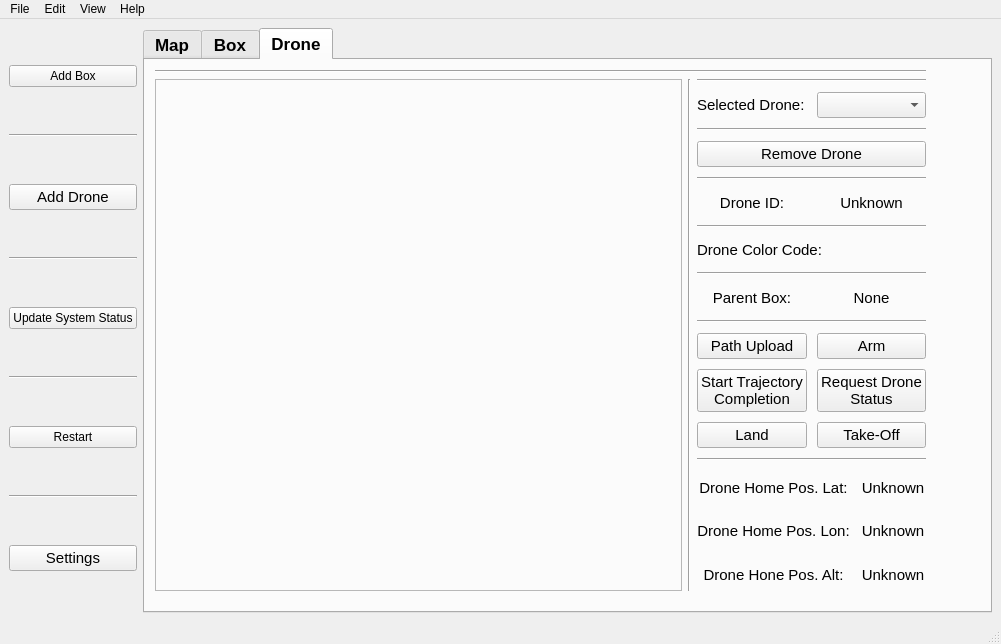
Old version of the form ros2_ws/src/hmi/ui/mainwindow.ui in the repository Samwise101/EiRT-AscenD-Robotics.
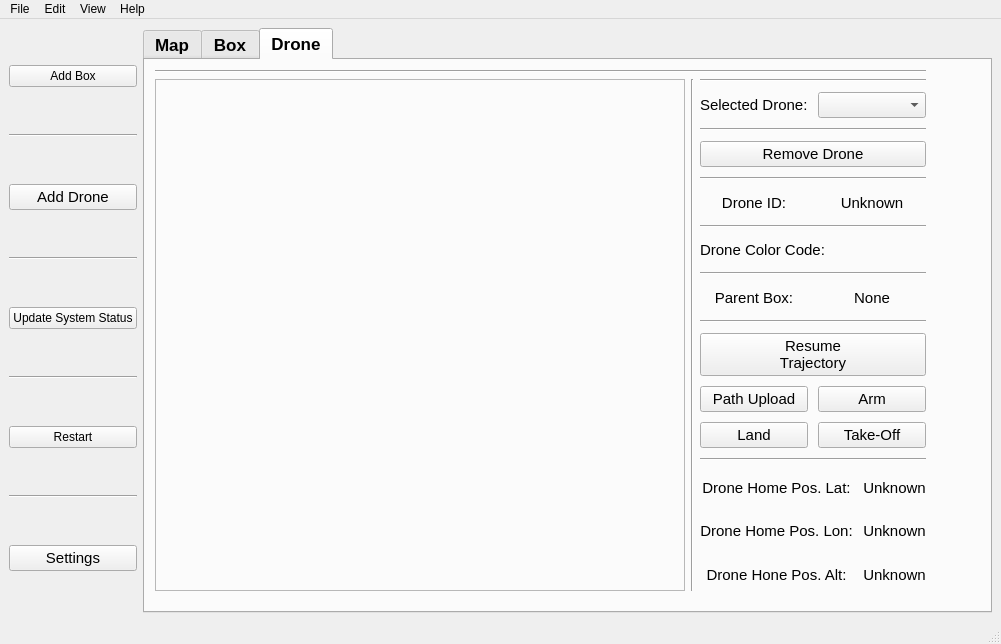
New version of the form. Icons and pictures are not drawn.

Commit message: Added a pop up for adding a drone to an empty box

The edit to the form file:
```diff
--- a/ros2_ws/src/hmi/ui/mainwindow.ui
+++ b/ros2_ws/src/hmi/ui/mainwindow.ui
@@ -917,7 +917,7 @@
                 </widget>
                </item>
                <item>
-                <layout class="QVBoxLayout" name="verticalLayout_5" stretch="0,0,0,0,0,0,0,0,0,0">
+                <layout class="QVBoxLayout" name="verticalLayout_5" stretch="0,0,0,0,0,0,0,0,0,0,0">
                  <property name="spacing">
                   <number>10</number>
                  </property>
@@ -1128,27 +1128,28 @@
                    </property>
                   </widget>
                  </item>
+                 <item>
+                  <widget class="QPushButton" name="resumeTrajectoryButton">
+                   <property name="font">
+                    <font>
+                     <pointsize>11</pointsize>
+                     <weight>50</weight>
+                     <bold>false</bold>
+                    </font>
+                   </property>
+                   <property name="text">
+                    <string>Resume
+Trajectory</string>
+                   </property>
+                   <property name="icon">
+                    <iconset resource="../resources/resources.qrc">
+                     <normaloff>:/resources/icons/resume.png</normaloff>:/resources/icons/resume.png</iconset>
+                   </property>
+                  </widget>
+                 </item>
                  <item>
                   <layout class="QGridLayout" name="gridLayout_3">
-                   <item row="3" column="1">
-                    <widget class="QPushButton" name="pushButton_3">
-                     <property name="font">
-                      <font>
-                       <pointsize>11</pointsize>
-                       <weight>50</weight>
-                       <bold>false</bold>
-                      </font>
-                     </property>
-                     <property name="text">
-                      <string>Take-Off</string>
-                     </property>
-                     <property name="icon">
-                      <iconset resource="../resources/resources.qrc">
-                       <normaloff>:/resources/icons/drone_takeoff.png</normaloff>:/resources/icons/drone_takeoff.png</iconset>
-                     </property>
-                    </widget>
-                   </item>
-                   <item row="0" column="0">
+                   <item row="1" column="0">
                     <widget class="QPushButton" name="pushButton_5">
                      <property name="font">
                       <font>
@@ -1166,66 +1167,7 @@
                      </property>
                     </widget>
                    </item>
-                   <item row="1" column="0">
-                    <widget class="QPushButton" name="pushButton_4">
-                     <property name="font">
-                      <font>
-                       <pointsize>11</pointsize>
-                       <weight>50</weight>
-                       <bold>false</bold>
-                      </font>
-                     </property>
-                     <property name="text">
-                      <string>Start Trajectory
-Completion</string>
-                     </property>
-                     <property name="icon">
-                      <iconset resource="../resources/resources.qrc">
-                       <normaloff>:/resources/icons/resume.png</normaloff>:/resources/icons/resume.png</iconset>
-                     </property>
-                    </widget>
-                   </item>
-                   <item row="3" column="0">
-                    <widget class="QPushButton" name="pushButton_2">
-                     <property name="font">
-                      <font>
-                       <pointsize>11</pointsize>
-                       <weight>50</weight>
-                       <bold>false</bold>
-                      </font>
-                     </property>
-                     <property name="text">
-                      <string>Land</string>
-                     </property>
-                     <property name="icon">
-                      <iconset resource="../resources/resources.qrc">
-                       <normaloff>:/resources/icons/drone_land.png</normaloff>:/resources/icons/drone_land.png</iconset>
-                     </property>
-                    </widget>
-                   </item>
                    <item row="1" column="1">
-                    <widget class="QPushButton" name="pushButton_6">
-                     <property name="font">
-                      <font>
-                       <pointsize>11</pointsize>
-                       <weight>50</weight>
-                       <bold>false</bold>
-                      </font>
-                     </property>
-                     <property name="layoutDirection">
-                      <enum>Qt::LeftToRight</enum>
-                     </property>
-                     <property name="text">
-                      <string>Request Drone
-Status</string>
-                     </property>
-                     <property name="icon">
-                      <iconset resource="../resources/resources.qrc">
-                       <normaloff>:/resources/icons/request_status.png</normaloff>:/resources/icons/request_status.png</iconset>
-                     </property>
-                    </widget>
-                   </item>
-                   <item row="0" column="1">
                     <widget class="QPushButton" name="pushButton">
                      <property name="font">
                       <font>
@@ -1243,6 +1185,42 @@
                      </property>
                     </widget>
                    </item>
+                   <item row="4" column="1">
+                    <widget class="QPushButton" name="pushButton_3">
+                     <property name="font">
+                      <font>
+                       <pointsize>11</pointsize>
+                       <weight>50</weight>
+                       <bold>false</bold>
+                      </font>
+                     </property>
+                     <property name="text">
+                      <string>Take-Off</string>
+                     </property>
+                     <property name="icon">
+                      <iconset resource="../resources/resources.qrc">
+                       <normaloff>:/resources/icons/drone_takeoff.png</normaloff>:/resources/icons/drone_takeoff.png</iconset>
+                     </property>
+                    </widget>
+                   </item>
+                   <item row="4" column="0">
+                    <widget class="QPushButton" name="pushButton_2">
+                     <property name="font">
+                      <font>
+                       <pointsize>11</pointsize>
+                       <weight>50</weight>
+                       <bold>false</bold>
+                      </font>
+                     </property>
+                     <property name="text">
+                      <string>Land</string>
+                     </property>
+                     <property name="icon">
+                      <iconset resource="../resources/resources.qrc">
+                       <normaloff>:/resources/icons/drone_land.png</normaloff>:/resources/icons/drone_land.png</iconset>
+                     </property>
+                    </widget>
+                   </item>
                   </layout>
                  </item>
                  <item>
```
Left out of the diff: 63 changed lines with no effect on the pictures. The commit also changes 9 other files.
